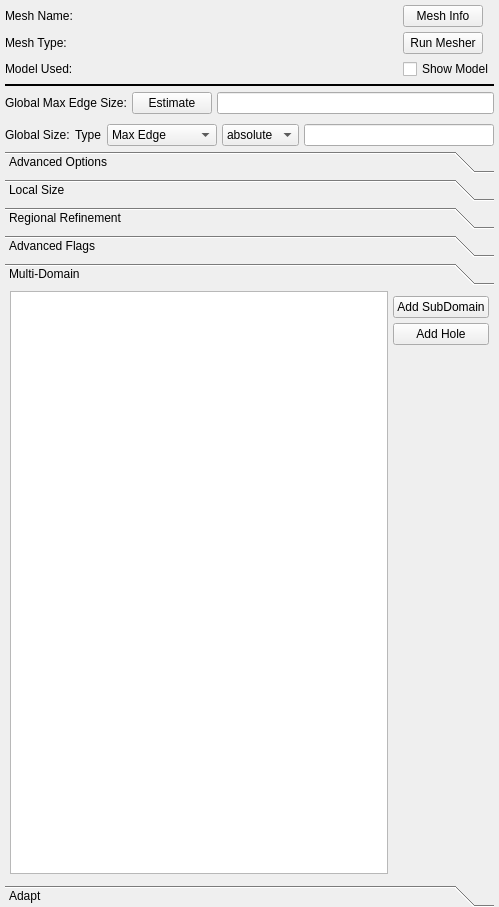
Old version of the form Code/Source/Plugins/org.sv.gui.qt.meshing/src/internal/svMeshEdit.ui in the repository SimVascular/SimVascular.
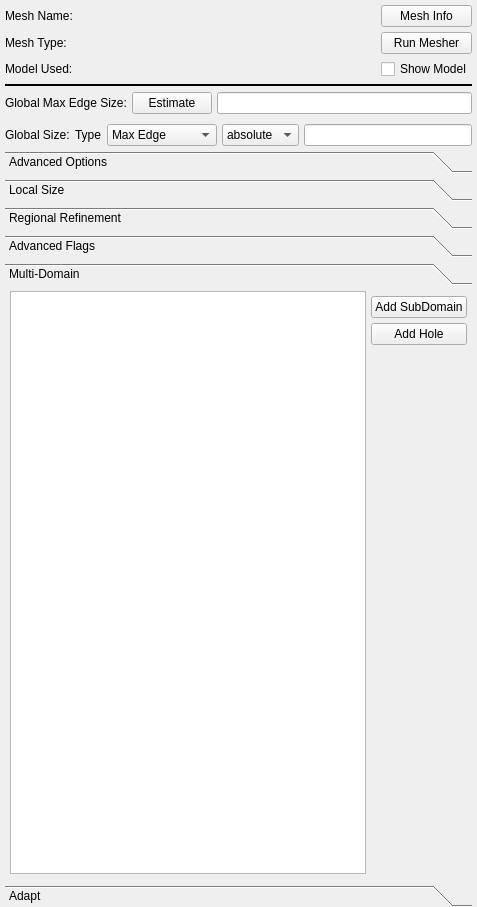
New version of the form. Custom widgets are drawn as their Qt base class.

Commit message: MAINT: text and gui adjustment

```diff
--- a/Code/Source/Plugins/org.sv.gui.qt.meshing/src/internal/svMeshEdit.ui
+++ b/Code/Source/Plugins/org.sv.gui.qt.meshing/src/internal/svMeshEdit.ui
@@ -6,7 +6,7 @@
    <rect>
     <x>0</x>
     <y>0</y>
-    <width>499</width>
+    <width>477</width>
     <height>907</height>
    </rect>
   </property>
@@ -102,7 +102,7 @@
       <item row="0" column="2">
        <widget class="QPushButton" name="btnMeshInfo">
         <property name="sizePolicy">
-         <sizepolicy hsizetype="Fixed" vsizetype="Preferred">
+         <sizepolicy hsizetype="Preferred" vsizetype="Preferred">
           <horstretch>0</horstretch>
           <verstretch>0</verstretch>
          </sizepolicy>
@@ -141,7 +141,7 @@
       <item row="1" column="2">
        <widget class="QPushButton" name="btnRunMesher">
         <property name="sizePolicy">
-         <sizepolicy hsizetype="Fixed" vsizetype="Fixed">
+         <sizepolicy hsizetype="Preferred" vsizetype="Fixed">
           <horstretch>0</horstretch>
           <verstretch>0</verstretch>
          </sizepolicy>
@@ -153,6 +153,12 @@
       </item>
       <item row="2" column="2">
        <widget class="QCheckBox" name="checkBoxShowModel">
+        <property name="sizePolicy">
+         <sizepolicy hsizetype="Fixed" vsizetype="Fixed">
+          <horstretch>0</horstretch>
+          <verstretch>0</verstretch>
+         </sizepolicy>
+        </property>
         <property name="text">
          <string>Show Model</string>
         </property>
@@ -1383,7 +1389,7 @@
              <rect>
               <x>0</x>
               <y>0</y>
-              <width>489</width>
+              <width>467</width>
               <height>548</height>
              </rect>
             </property>
```
The commit also changes 1 other file.
